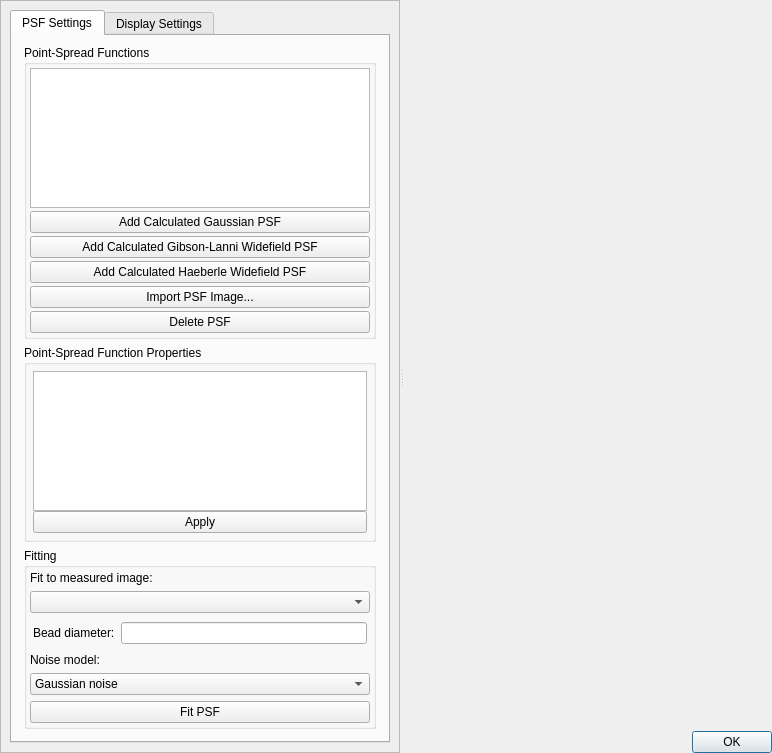
First picture: the form in apps/MicroscopeSimulator/PSFEditorDialog.ui, repository CISMM/MicroscopeSimulator2, before the edit.
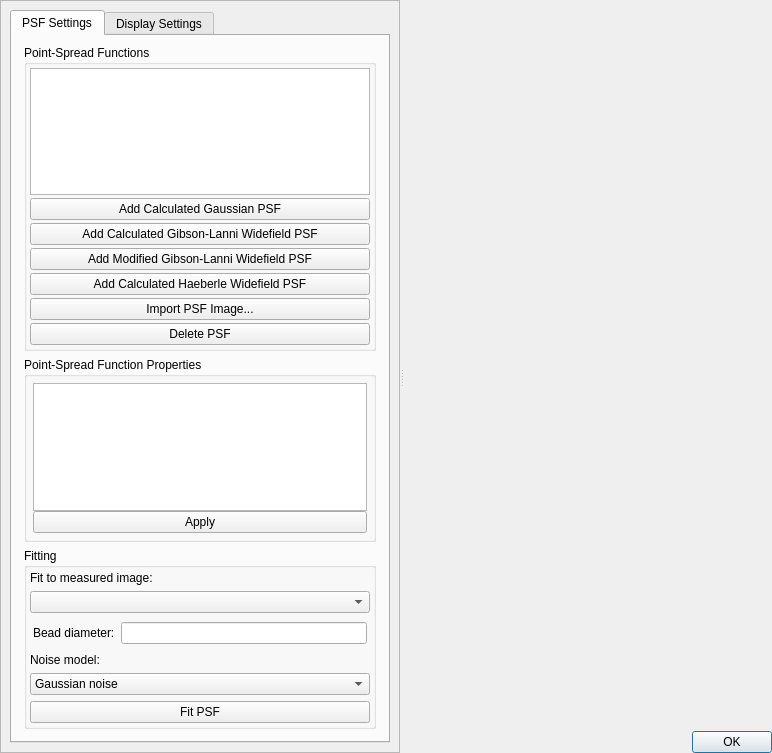
Second picture: the form after the edit. Custom widgets are drawn as their Qt base class.

Commit message: Added modified Gibson-Lanni PSF model.

Patch:
```diff
--- a/apps/MicroscopeSimulator/PSFEditorDialog.ui
+++ b/apps/MicroscopeSimulator/PSFEditorDialog.ui
@@ -52,8 +52,8 @@
            <rect>
             <x>0</x>
             <y>0</y>
-            <width>396</width>
-            <height>749</height>
+            <width>398</width>
+            <height>751</height>
            </rect>
           </property>
           <layout class="QVBoxLayout" name="verticalLayout_12">
@@ -117,6 +117,13 @@
                     </property>
                    </widget>
                   </item>
+                  <item>
+                   <widget class="QPushButton" name="gui_AddModifiedGibsonLanniWidefieldPSFButton">
+                    <property name="text">
+                     <string>Add Modified Gibson-Lanni Widefield PSF</string>
+                    </property>
+                   </widget>
+                  </item>
                   <item>
                    <widget class="QPushButton" name="gui_AddCalculatedHaeberleWidefieldPSFButton">
                     <property name="text">
```
The commit also changes 7 other files.
